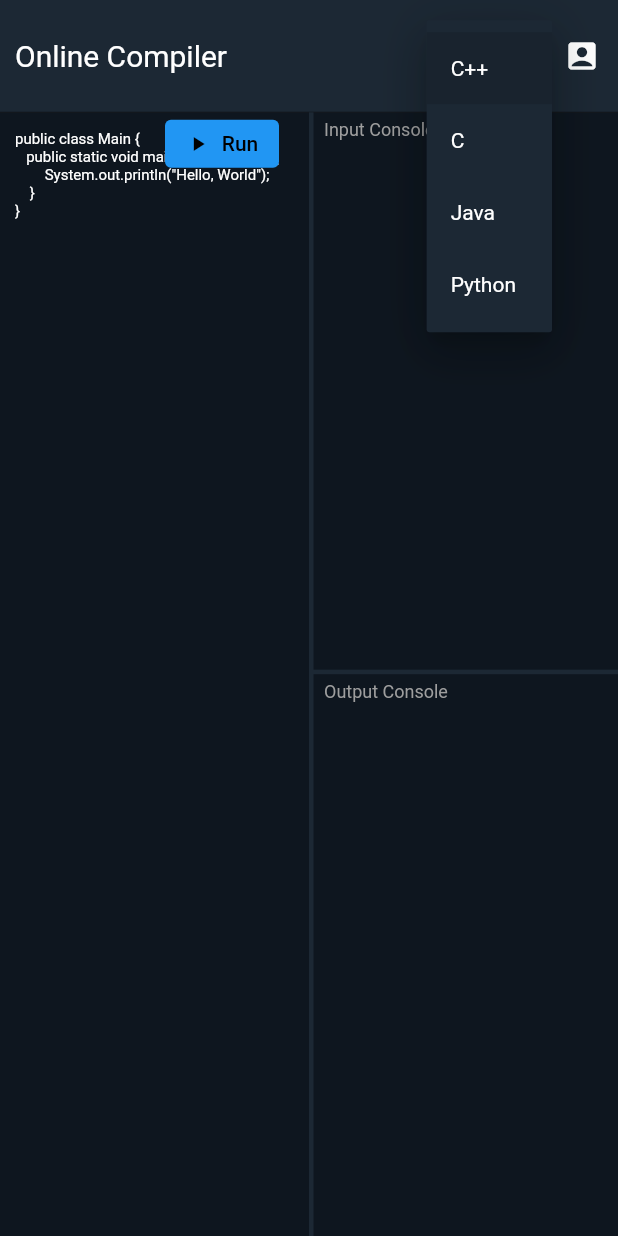
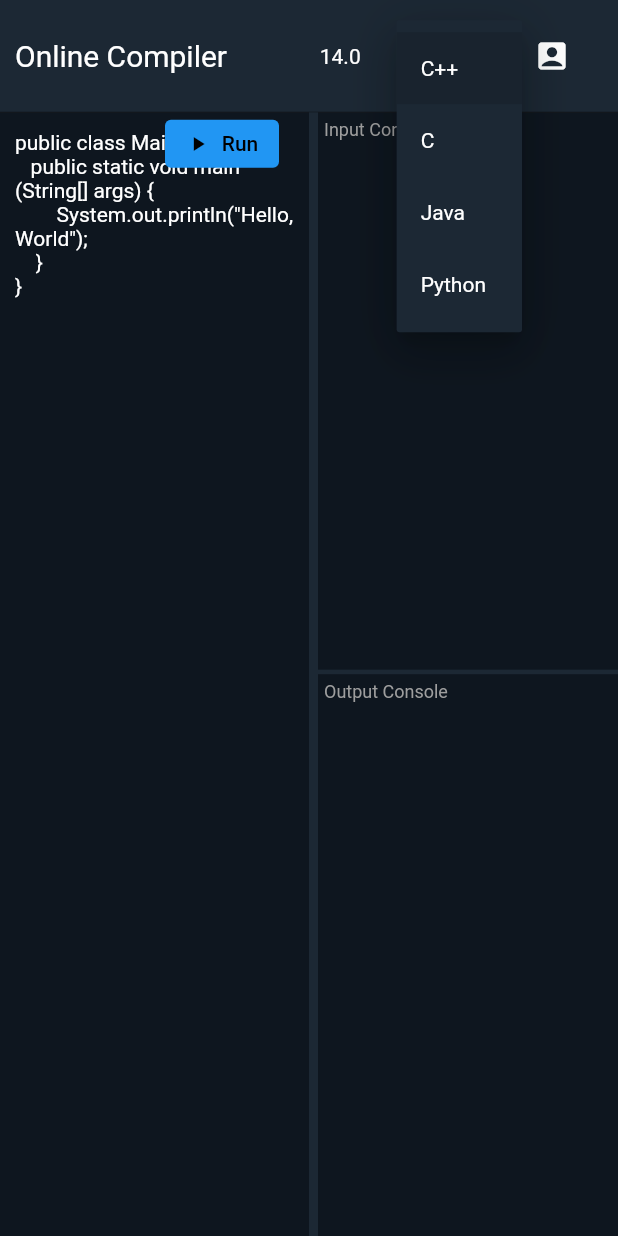
Before and after one commit to elyutin15/IDEKiller, a Flutter app: the screen it shows after launch, after a tap on "C++", on a phone screen of 412 x 824 dp. Run offline on Flutter 3.47's test engine with Material 2 defaults, Android fonts, the light colour scheme and no system bars; our stand-ins replace get, shared_preferences, url_strategy, velocity_x; missing offline and left inert: path_icon, window_size; network calls fail.

Commit message:
added fonts and button disabling

```diff
--- a/front/lib/DropdownButton.dart
+++ /dev/null
@@ -1,41 +0,0 @@
-import 'package:flutter/material.dart';
-import 'package:idekiller/GlobalValues.dart';
-
-const List<String> list = <String>['C++', 'C', 'Java', 'Python'];
-
-// ignore: must_be_immutable
-class LanguageDropdownButton extends StatefulWidget {
-  const LanguageDropdownButton({super.key});
-
-  @override
-  State<LanguageDropdownButton> createState() => _LanguageDropdownButtonState();
-}
-
-class _LanguageDropdownButtonState extends State<LanguageDropdownButton> {
-  String dropdownValue = list.first;
-
-  @override
-  Widget build(BuildContext context) {
-    return DropdownButtonHideUnderline(
-      child: DropdownButton<String>(
-        iconSize: 0,
-        dropdownColor: Color.fromARGB(255, 28, 40, 52),
-        value: dropdownValue,
-        elevation: 16,
-        style: const TextStyle(color: Colors.white),
-        onChanged: (String? value) {
-          setState(() {
-            GlobalValues.language = value!;
-            dropdownValue = value;
-          });
-        },
-        items: list.map<DropdownMenuItem<String>>((String value) {
-          return DropdownMenuItem<String>(
-            value: value,
-            child: Text(value),
-          );
-        }).toList(),
-      ),
-    );
-  }
-}
--- a/front/lib/GlobalValues.dart
+++ b/front/lib/GlobalValues.dart
@@ -1,3 +1,4 @@
 class GlobalValues {
-  static String language = "C++";
+  static String language = 'C++';
+  static double font = 14;
 }
--- a/front/lib/screens/compiler.dart
+++ b/front/lib/screens/compiler.dart
@@ -2,7 +2,7 @@ import 'dart:convert';
 import 'package:flutter/services.dart';
 import 'package:http/http.dart' as http;
 import 'package:flutter/material.dart';
-import 'package:idekiller/DropdownButton.dart';
+import 'package:idekiller/utils/DropdownButton.dart';
 import 'package:idekiller/utils/TextBox.dart';
 import 'package:idekiller/GlobalValues.dart';
 import 'package:idekiller/utils/TabIntent.dart';
@@ -23,6 +23,8 @@ class Home extends StatelessWidget {
 
   final iconData = PathIconData.fromData(
       '''M101.06 190.322C92.8024 173.178 85.5 152.417 85.5 129.5C85.5 106.583 92.8024 85.822 101.06 68.6779C107.292 55.7406 114.872 43.3794 120.869 33.5992C122.641 30.7104 124.274 28.0468 125.694 25.6601C126.025 25.1026 126.345 24.562 126.652 24.0377C69.7024 25.5472 24 72.1864 24 129.5C24 186.814 69.7024 233.453 126.652 234.962C126.345 234.438 126.025 233.897 125.694 233.34C124.274 230.953 122.641 228.29 120.869 225.401C114.872 215.621 107.292 203.259 101.06 190.322ZM132.946 247.654C132.943 247.653 132.927 247.592 132.907 247.476C132.939 247.598 132.949 247.656 132.946 247.654ZM132.946 11.3456C132.949 11.3441 132.939 11.4017 132.907 11.5235C132.927 11.4081 132.943 11.3472 132.946 11.3456ZM140.886 212.119C127.146 189.698 109.5 160.905 109.5 129.5C109.5 98.0954 127.146 69.3018 140.886 46.8812C158.438 18.241 169.616 0 129.5 0C57.9791 0 0 57.9791 0 129.5C0 201.021 57.9791 259 129.5 259C169.616 259 158.438 240.759 140.886 212.119Z''');
+
+  bool _isButtonDisabled = false;
 
   @override
   Widget build(BuildContext context) {
@@ -50,6 +52,12 @@ class Home extends StatelessWidget {
                     ),
                   ),
                   Container(
+                    child: const FontDropdownButton(),
+                  ),
+                  SizedBox(
+                    width: 40,
+                  ),
+                  Container(
                     child: const LanguageDropdownButton(),
                   ),
                   Container(
@@ -57,7 +65,9 @@ class Home extends StatelessWidget {
                       width: 20,
                     ),
                   ),
-                  IconButton(
+                  Padding(
+                    padding: const EdgeInsets.only(right: 20),
+                    child: IconButton(
                       icon: const Icon(
                         Icons.account_box,
                         color: Colors.white,
@@ -68,6 +78,7 @@ class Home extends StatelessWidget {
                           Routes.authentication,
                         );
                       },
+                    ),
                   ),
                 ],
               ),
@@ -123,8 +134,8 @@ class Home extends StatelessWidget {
                             child: TextButton.icon(
                               style: ButtonStyle(
                                 iconSize: MaterialStateProperty.all(16),
-                                backgroundColor: MaterialStateProperty.all(
-                                    Colors.blue[500]),
+                                backgroundColor:
+                                    MaterialStateProperty.all(Colors.blue[500]),
                                 shape: MaterialStateProperty.all<
                                     RoundedRectangleBorder>(
                                   RoundedRectangleBorder(
@@ -133,6 +144,9 @@ class Home extends StatelessWidget {
                                 ),
                               ),
                               onPressed: () {
+                                if (_isButtonDisabled) {
+                                  return;
+                                }
                                 sendRequest(
                                   codeController.value.text,
                                   inputController.value.text,
@@ -158,7 +172,7 @@ class Home extends StatelessWidget {
                   ),
                   const VerticalDivider(
                     color: Color.fromARGB(255, 28, 40, 52),
-                    thickness: 3,
+                    thickness: 6,
                     width: 0,
                   ),
                   Expanded(
@@ -235,6 +249,8 @@ class Home extends StatelessWidget {
 
   Future<void> sendRequest(
       String code, String input, TextEditingController outputController) async {
+    debugPrint("btn");
+    _isButtonDisabled = true;
     var url = 'http://localhost:8080';
     var response = await http
         .post(Uri.parse(url),
@@ -252,6 +268,7 @@ class Home extends StatelessWidget {
       debugPrint(response.body);
       var output = json.decode(response.body);
       outputController.text = output["output"];
+      _isButtonDisabled = false;
     });
   }
 
--- /dev/null
+++ b/front/lib/utils/DropdownButton.dart
@@ -0,0 +1,81 @@
+import 'package:flutter/material.dart';
+import 'package:idekiller/GlobalValues.dart';
+import 'package:idekiller/utils/TextBox.dart';
+
+const List<String> languages = <String>['C++', 'C', 'Java', 'Python'];
+const List<double> fonts = <double>[10, 12, 14, 16, 18, 20];
+
+// ignore: must_be_immutable
+class LanguageDropdownButton extends StatefulWidget {
+  const LanguageDropdownButton({super.key});
+
+  @override
+  State<LanguageDropdownButton> createState() => _LanguageDropdownButtonState();
+}
+
+class _LanguageDropdownButtonState extends State<LanguageDropdownButton> {
+  String dropdownValue = languages.first;
+
+  @override
+  Widget build(BuildContext context) {
+    return DropdownButtonHideUnderline(
+      child: DropdownButton<String>(
+        iconSize: 0,
+        dropdownColor: const Color.fromARGB(255, 28, 40, 52),
+        value: dropdownValue,
+        elevation: 16,
+        style: const TextStyle(color: Colors.white),
+        onChanged: (String? value) {
+          setState(() {
+            GlobalValues.language = value!;
+            dropdownValue = value;
+          });
+        },
+        items: languages.map<DropdownMenuItem<String>>((String value) {
+          return DropdownMenuItem<String>(
+            value: value,
+            child: Text(value),
+          );
+        }).toList(),
+      ),
+    );
+  }
+}
+
+class FontDropdownButton extends StatefulWidget {
+  const FontDropdownButton({super.key});
+
+  @override
+  State<FontDropdownButton> createState() => _FontDropdownButtonState();
+
+}
+
+class _FontDropdownButtonState extends State<FontDropdownButton> {
+  double dropdownValue = fonts[2];
+
+  @override
+  Widget build(BuildContext context) {
+    return DropdownButtonHideUnderline(
+      child: DropdownButton<double>(
+        iconSize: 0,
+        dropdownColor: const Color.fromARGB(255, 28, 40, 52),
+        value: dropdownValue,
+        elevation: 16,
+        style: const TextStyle(color: Colors.white),
+        onChanged: (double? value) {
+          setState(() {
+            GlobalValues.font = value!;
+            debugPrint(GlobalValues.font.toString());
+            dropdownValue = value;
+          });
+        },
+        items: fonts.map<DropdownMenuItem<double>>((double value) {
+          return DropdownMenuItem<double>(
+            value: value,
+            child: Text(value.toString()),
+          );
+        }).toList(),
+      ),
+    );
+  }
+}
--- a/front/lib/utils/TextBox.dart
+++ b/front/lib/utils/TextBox.dart
@@ -1,20 +1,24 @@
 import 'package:flutter/material.dart';
+import 'package:idekiller/GlobalValues.dart';
 
 class TextBox extends StatelessWidget {
-  const TextBox(
-      {Key? key, required this.textEditingController, this.enable = true})
+  TextBox({Key? key, required this.textEditingController, this.enable = true})
       : super(key: key);
 
   final bool enable;
   final TextEditingController textEditingController;
 
+  var style = TextStyle(
+    fontSize: GlobalValues.font,
+    color: Colors.white,
+  );
+
   @override
   Widget build(BuildContext context) {
-    return Container(
-      child: TextField(
+    return TextField(
       readOnly: !enable,
-        style: const TextStyle(
-          fontSize: 10,
+      style: TextStyle(
+        fontSize: GlobalValues.font,
         color: Colors.white,
       ),
       decoration: const InputDecoration(
@@ -22,7 +26,6 @@ class TextBox extends StatelessWidget {
       ),
       controller: textEditingController,
       maxLines: null,
-      ),
     );
   }
 }
```
Lines whose indentation alone changed are shown as unchanged.
